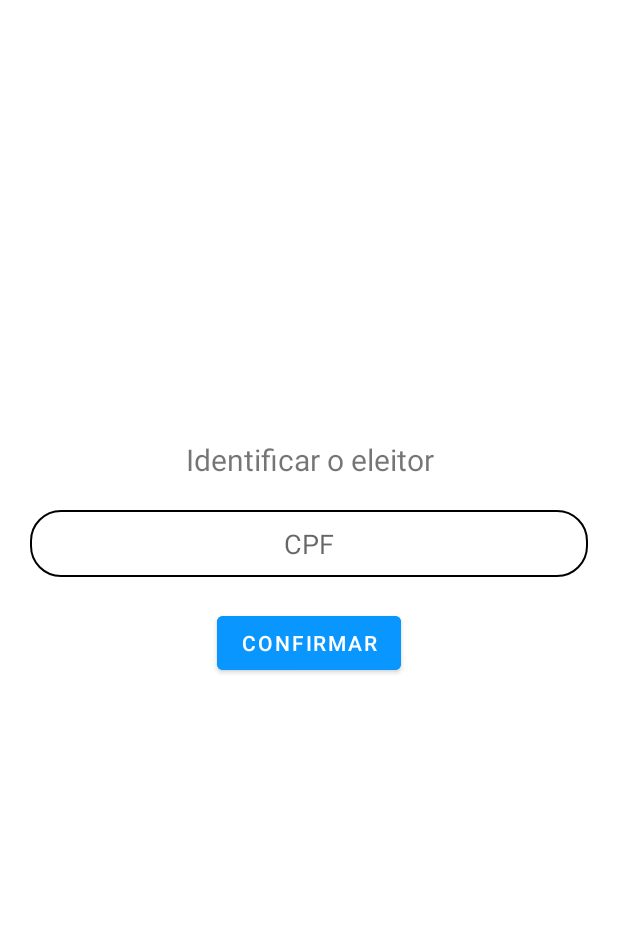
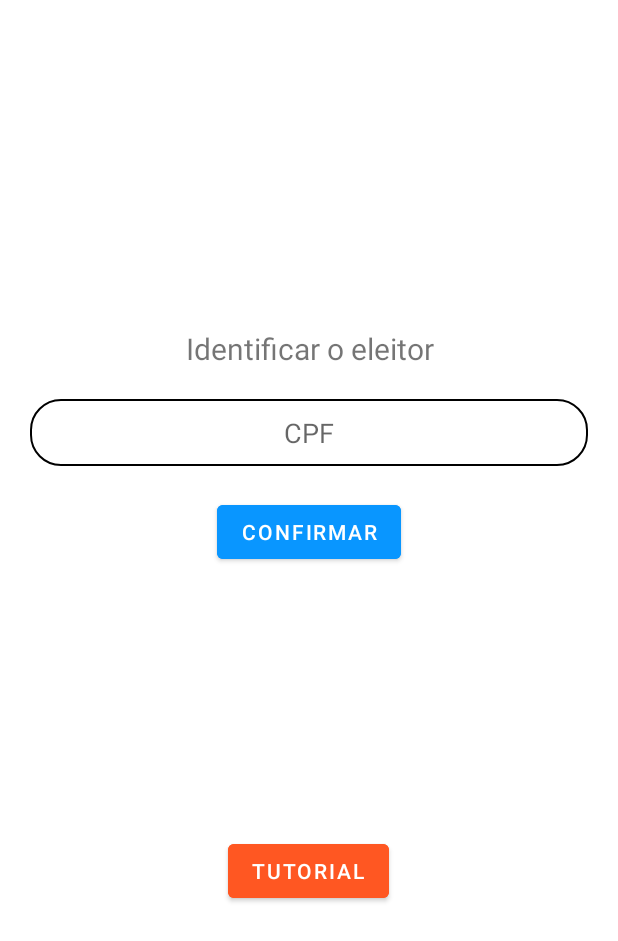
Before and after one commit to PabuloJorge/aplicativo-urna, an Android app: the screen it shows after launch (MainActivity), on a phone screen of 412 x 824 dp. Shown: the top 941 px of the screen. Run offline under Robolectric (Android 15) with nearby library versions, the phone set to English and light mode, and no system bars.

Commit message:
atualizando arquivos

```diff
--- a/app/src/main/java/com/example/urna/MainActivity.java
+++ b/app/src/main/java/com/example/urna/MainActivity.java
@@ -14,10 +14,11 @@ import android.widget.ProgressBar;
 public class MainActivity extends AppCompatActivity {
 
     EditText et_cpf;
-    Button bt_confirmarEleitor;
+    Button bt_confirmarEleitor, bt_tutorial;
     String cpf;
     MediaPlayer mp;
     ProgressBar pb_login;
+
 
     @Override
     protected void onCreate(Bundle savedInstanceState) {
@@ -31,6 +32,17 @@ public class MainActivity extends AppCompatActivity {
         bt_confirmarEleitor = findViewById(R.id.bt_confirmarEleitor);
 
         pb_login = findViewById(R.id.pb_login);
+
+        bt_tutorial = findViewById(R.id.bt_tutorial);
+
+        bt_tutorial.setOnClickListener(new View.OnClickListener() {
+            @Override
+            public void onClick(View view) {
+                mp.stop();
+                Intent i = new Intent(MainActivity.this, Tutorial.class);
+                startActivity(i);
+            }
+        });
 
         bt_confirmarEleitor.setOnClickListener(new View.OnClickListener() {
 
--- a/app/src/main/res/layout/activity_main.xml
+++ b/app/src/main/res/layout/activity_main.xml
@@ -44,4 +44,13 @@
         android:indeterminateTint="@color/azul"
         android:visibility="invisible"/>
 
+
+    <Button
+        android:id="@+id/bt_tutorial"
+        android:layout_width="wrap_content"
+        android:layout_height="wrap_content"
+        android:backgroundTint="#FF5722"
+        android:text="Tutorial"
+        android:layout_marginTop="100dp"
+        />
 </LinearLayout>
--- a/app/src/main/res/layout/activity_tutorial.xml
+++ b/app/src/main/res/layout/activity_tutorial.xml
@@ -8,5 +8,9 @@
     android:gravity="center"
     tools:context=".Tutorial">
 
+    <VideoView
+        android:id="@+id/vv_video"
+        android:layout_width="match_parent"
+        android:layout_height="match_parent"/>
 
 </LinearLayout>
```
Also changed, not shown: app/src/main/java/com/example/urna/Tutorial.java (+13 -0 lines), 1 other file.
